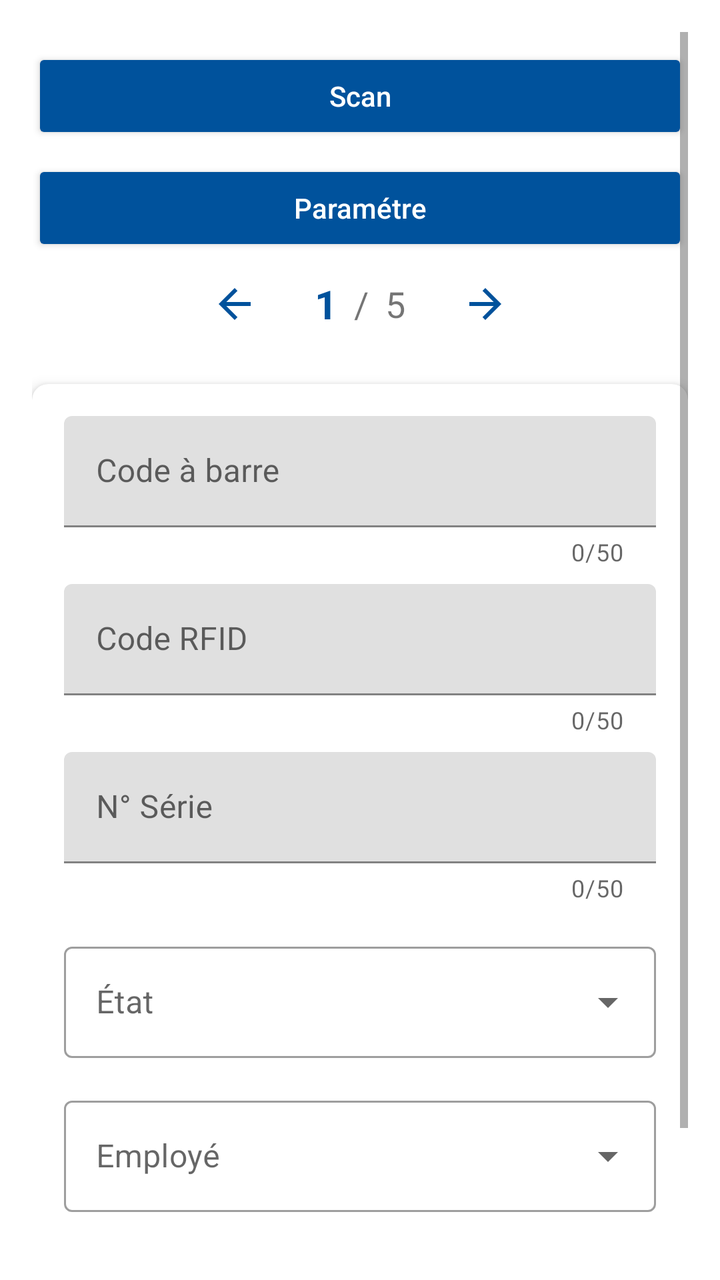
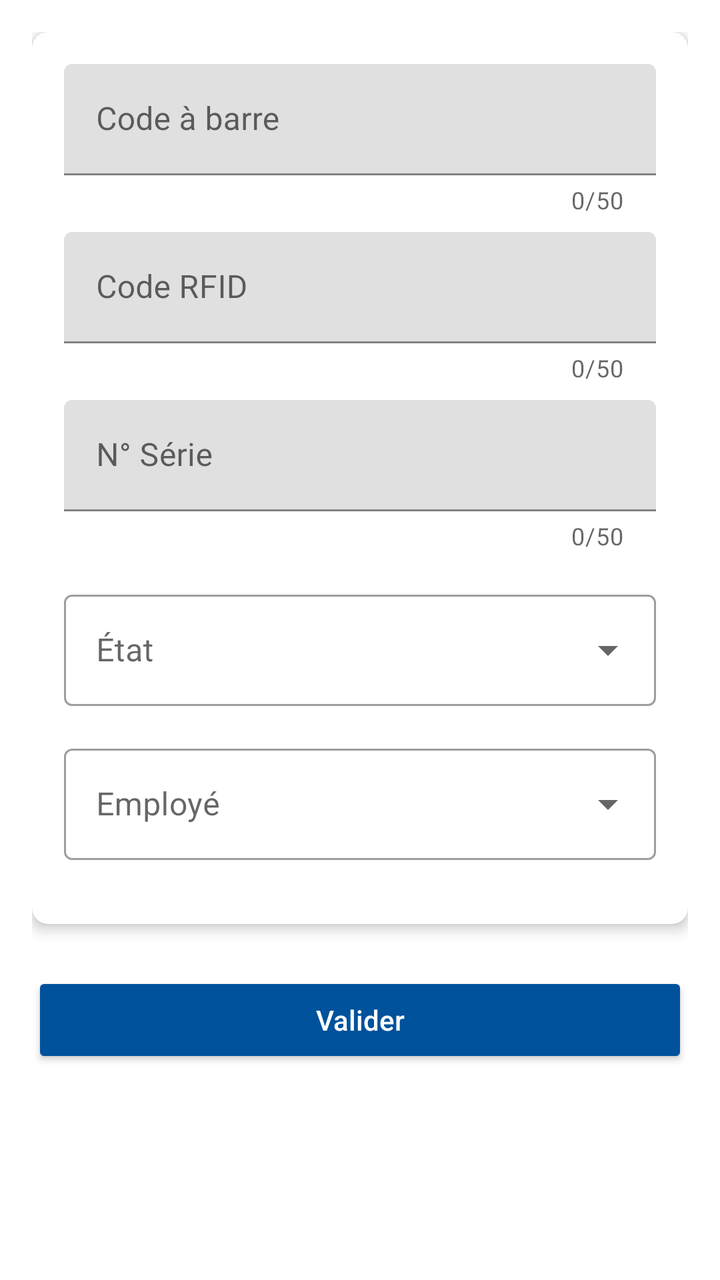

Screens rendered from an Android XML layout before and after an edit, with the pre-edit source and the edit as a unified diff.
<!-- AndroidManifest.xml: application theme AppNewTheme -->
<!-- res/layout/fragment_lecture.xml -->
<ScrollView xmlns:android="http://schemas.android.com/apk/res/android"
    xmlns:tools="http://schemas.android.com/tools"
    xmlns:app="http://schemas.android.com/apk/res-auto"
    android:layout_width="match_parent"
    android:layout_height="match_parent"
    android:fillViewport="true"
    android:padding="16dp">

    <LinearLayout
        android:layout_width="match_parent"
        android:layout_height="wrap_content"
        android:orientation="vertical">

        <Button
            android:id="@+id/buttonScan"
            android:layout_width="match_parent"
            android:layout_height="wrap_content"
            android:text="Scan"
            android:layout_marginTop="8dp"
            style="@style/Widget.AppCompat.Button.Colored"/>

        <Button
            android:id="@+id/buttonParam"
            android:layout_width="match_parent"
            android:layout_height="wrap_content"
            android:text="Paramétre"
            android:layout_marginTop="8dp"
            style="@style/Widget.AppCompat.Button.Colored"/>

        
        <LinearLayout
            android:layout_width="match_parent"
            android:layout_height="wrap_content"
            android:orientation="horizontal"
            android:gravity="center"
            android:layout_marginBottom="16dp">

            
            <androidx.appcompat.widget.AppCompatImageButton
                android:id="@+id/buttonPrev"
                android:layout_width="48dp"
                android:layout_height="48dp"
                android:src="@drawable/ic_arrow_left"
                android:background="?attr/selectableItemBackgroundBorderless"
                android:contentDescription="Précédent"
                app:tint="@color/colorPrimary" />

            
            <LinearLayout
                android:layout_width="wrap_content"
                android:layout_height="wrap_content"
                android:orientation="horizontal"
                android:gravity="center"
                android:layout_marginHorizontal="16dp">

                <TextView
                    android:id="@+id/textViewCurrentForm"
                    android:layout_width="wrap_content"
                    android:layout_height="wrap_content"
                    android:text="1"
                    android:textSize="20sp"
                    android:textStyle="bold"
                    android:textColor="@color/colorPrimary" />

                <TextView
                    android:layout_width="wrap_content"
                    android:layout_height="wrap_content"
                    android:text=" / "
                    android:textSize="18sp"
                    android:layout_marginHorizontal="4dp" />

                <TextView
                    android:id="@+id/textViewTotalForms"
                    android:layout_width="wrap_content"
                    android:layout_height="wrap_content"
                    android:text="5"
                    android:textSize="18sp" />

            </LinearLayout>

            
            <androidx.appcompat.widget.AppCompatImageButton
                android:id="@+id/buttonNext"
                android:layout_width="48dp"
                android:layout_height="48dp"
                android:src="@drawable/ic_arrow_right"
                android:background="?attr/selectableItemBackgroundBorderless"
                android:contentDescription="Suivant"
                app:tint="@color/colorPrimary" />

        </LinearLayout>

        
        <androidx.cardview.widget.CardView
            android:layout_width="match_parent"
            android:layout_height="wrap_content"
            android:layout_marginBottom="16dp"
            app:cardElevation="4dp"
            app:cardCornerRadius="8dp">

            <LinearLayout
                android:layout_width="match_parent"
                android:layout_height="wrap_content"
                android:orientation="vertical"
                android:padding="16dp">

                
                <com.google.android.material.textfield.TextInputLayout
                    android:layout_width="match_parent"
                    android:layout_height="wrap_content"
                    android:layout_marginBottom="8dp"
                    app:counterEnabled="true"
                    app:counterMaxLength="50">

                    <com.google.android.material.textfield.TextInputEditText
                        android:id="@+id/editTextBarcode"
                        android:layout_width="match_parent"
                        android:layout_height="wrap_content"
                        android:hint="Code à barre"
                        android:inputType="text"
                        android:maxLength="50"/>

                </com.google.android.material.textfield.TextInputLayout>

                
                <com.google.android.material.textfield.TextInputLayout
                    android:layout_width="match_parent"
                    android:layout_height="wrap_content"
                    android:layout_marginBottom="8dp"
                    app:counterEnabled="true"
                    app:counterMaxLength="50">

                    <com.google.android.material.textfield.TextInputEditText
                        android:id="@+id/editTextRfid"
                        android:layout_width="match_parent"
                        android:layout_height="wrap_content"
                        android:hint="Code RFID"
                        android:inputType="text"
                        android:maxLength="50"/>

                </com.google.android.material.textfield.TextInputLayout>

                
                <com.google.android.material.textfield.TextInputLayout
                    android:layout_width="match_parent"
                    android:layout_height="wrap_content"
                    android:layout_marginBottom="16dp"
                    app:counterEnabled="true"
                    app:counterMaxLength="50">

                    <com.google.android.material.textfield.TextInputEditText
                        android:id="@+id/editTextSerial"
                        android:layout_width="match_parent"
                        android:layout_height="wrap_content"
                        android:hint="N° Série"
                        android:inputType="text"
                        android:maxLength="50"/>

                </com.google.android.material.textfield.TextInputLayout>

                
                <com.google.android.material.textfield.TextInputLayout
                    android:layout_width="match_parent"
                    android:layout_height="wrap_content"
                    android:layout_marginBottom="16dp"
                    style="@style/Widget.MaterialComponents.TextInputLayout.OutlinedBox.ExposedDropdownMenu">

                    <AutoCompleteTextView
                        android:id="@+id/autoCompleteEtat"
                        android:layout_width="match_parent"
                        android:layout_height="wrap_content"
                        android:hint="État"
                        android:inputType="none"
                        tools:ignore="SpeakableTextPresentCheck" />

                </com.google.android.material.textfield.TextInputLayout>

                
                <com.google.android.material.textfield.TextInputLayout
                    android:layout_width="match_parent"
                    android:layout_height="wrap_content"
                    android:layout_marginBottom="16dp"
                    style="@style/Widget.MaterialComponents.TextInputLayout.OutlinedBox.ExposedDropdownMenu">

                    <AutoCompleteTextView
                        android:id="@+id/autoCompleteEmployee"
                        android:layout_width="match_parent"
                        android:layout_height="wrap_content"
                        android:hint="Employé"
                        android:inputType="none"
                        tools:ignore="SpeakableTextPresentCheck" />

                </com.google.android.material.textfield.TextInputLayout>

            </LinearLayout>
        </androidx.cardview.widget.CardView>

        
        <Button
            android:id="@+id/buttonFinish"
            android:layout_width="match_parent"
            android:layout_height="wrap_content"
            android:text="Valider"
            android:layout_marginTop="8dp"
            style="@style/Widget.AppCompat.Button.Colored"/>

    </LinearLayout>
</ScrollView>
<!-- resources referenced by this layout -->
<resources>
  <color name="colorPrimary">#00529c</color>
  <!-- drawable ic_arrow_left (drawable) -->
  <vector xmlns:android="http://schemas.android.com/apk/res/android"
      android:width="24dp"
      android:height="24dp"
      android:viewportWidth="24"
      android:viewportHeight="24"
      android:tint="?attr/colorControlNormal">
      <path
          android:fillColor="@android:color/white"
          android:pathData="M20,11H7.83l5.59,-5.59L12,4l-8,8 8,8 1.41,-1.41L7.83,13H20v-2z"/>
  </vector>
  <!-- drawable ic_arrow_right (drawable) -->
  <vector xmlns:android="http://schemas.android.com/apk/res/android"
      android:width="24dp"
      android:height="24dp"
      android:viewportWidth="24"
      android:viewportHeight="24"
      android:tint="?attr/colorControlNormal">
      <path
          android:fillColor="@android:color/white"
          android:pathData="M12,4l-1.41,1.41L16.17,11H4v2h12.17l-5.58,5.59L12,20l8,-8z"/>
  </vector>
  <style name="AppNewTheme" parent="Theme.MaterialComponents.Light.NoActionBar">
          <item name="colorPrimary">@color/colorPrimary</item>
          <item name="colorPrimaryDark">@color/colorPrimaryDark</item>
          <item name="colorAccent">@color/colorPrimary</item>
          <item name="android:textAllCaps">false</item>
          <item name="windowActionBar">false</item>
          <item name="windowNoTitle">true</item>
          <item name="actionButtonStyle">@style/ActionButtonStyle</item>
          <item name="actionBarTabTextStyle">@style/ActionTabTextStyle</item>
      </style>
  <color name="colorPrimaryDark">#3F51B5</color>
  <style name="ActionButtonStyle">
          <item name="android:minWidth">0dp</item>
          <item name="android:paddingLeft">0dp</item>
          <item name="android:paddingRight">5dp</item>
      </style>
  <style name="ActionTabTextStyle">
          <item name="android:textAllCaps">false</item>
      </style>
</resources>

<!-- the commit's change to res/layout/fragment_lecture.xml (unified diff, before → after) -->
@@ -10,85 +10,6 @@
         android:layout_width="match_parent"
         android:layout_height="wrap_content"
         android:orientation="vertical">
-
-        <Button
-            android:id="@+id/buttonScan"
-            android:layout_width="match_parent"
-            android:layout_height="wrap_content"
-            android:text="Scan"
-            android:layout_marginTop="8dp"
-            style="@style/Widget.AppCompat.Button.Colored"/>
-
-        <Button
-            android:id="@+id/buttonParam"
-            android:layout_width="match_parent"
-            android:layout_height="wrap_content"
-            android:text="Paramétre"
-            android:layout_marginTop="8dp"
-            style="@style/Widget.AppCompat.Button.Colored"/>
-
-        
-        <LinearLayout
-            android:layout_width="match_parent"
-            android:layout_height="wrap_content"
-            android:orientation="horizontal"
-            android:gravity="center"
-            android:layout_marginBottom="16dp">
-
-            
-            <androidx.appcompat.widget.AppCompatImageButton
-                android:id="@+id/buttonPrev"
-                android:layout_width="48dp"
-                android:layout_height="48dp"
-                android:src="@drawable/ic_arrow_left"
-                android:background="?attr/selectableItemBackgroundBorderless"
-                android:contentDescription="Précédent"
-                app:tint="@color/colorPrimary" />
-
-            
-            <LinearLayout
-                android:layout_width="wrap_content"
-                android:layout_height="wrap_content"
-                android:orientation="horizontal"
-                android:gravity="center"
-                android:layout_marginHorizontal="16dp">
-
-                <TextView
-                    android:id="@+id/textViewCurrentForm"
-                    android:layout_width="wrap_content"
-                    android:layout_height="wrap_content"
-                    android:text="1"
-                    android:textSize="20sp"
-                    android:textStyle="bold"
-                    android:textColor="@color/colorPrimary" />
-
-                <TextView
-                    android:layout_width="wrap_content"
-                    android:layout_height="wrap_content"
-                    android:text=" / "
-                    android:textSize="18sp"
-                    android:layout_marginHorizontal="4dp" />
-
-                <TextView
-                    android:id="@+id/textViewTotalForms"
-                    android:layout_width="wrap_content"
-                    android:layout_height="wrap_content"
-                    android:text="5"
-                    android:textSize="18sp" />
-
-            </LinearLayout>
-
-            
-            <androidx.appcompat.widget.AppCompatImageButton
-                android:id="@+id/buttonNext"
-                android:layout_width="48dp"
-                android:layout_height="48dp"
-                android:src="@drawable/ic_arrow_right"
-                android:background="?attr/selectableItemBackgroundBorderless"
-                android:contentDescription="Suivant"
-                app:tint="@color/colorPrimary" />
-
-        </LinearLayout>
 
         
         <androidx.cardview.widget.CardView
<!-- resource entries referenced after the edit -->
@@ -1,28 +1,6 @@
 <!-- resources referenced by this layout -->
 <resources>
   <color name="colorPrimary">#00529c</color>
-  <!-- drawable ic_arrow_left (drawable) -->
-  <vector xmlns:android="http://schemas.android.com/apk/res/android"
-      android:width="24dp"
-      android:height="24dp"
-      android:viewportWidth="24"
-      android:viewportHeight="24"
-      android:tint="?attr/colorControlNormal">
-      <path
-          android:fillColor="@android:color/white"
-          android:pathData="M20,11H7.83l5.59,-5.59L12,4l-8,8 8,8 1.41,-1.41L7.83,13H20v-2z"/>
-  </vector>
-  <!-- drawable ic_arrow_right (drawable) -->
-  <vector xmlns:android="http://schemas.android.com/apk/res/android"
-      android:width="24dp"
-      android:height="24dp"
-      android:viewportWidth="24"
-      android:viewportHeight="24"
-      android:tint="?attr/colorControlNormal">
-      <path
-          android:fillColor="@android:color/white"
-          android:pathData="M12,4l-1.41,1.41L16.17,11H4v2h12.17l-5.58,5.59L12,20l8,-8z"/>
-  </vector>
   <style name="AppNewTheme" parent="Theme.MaterialComponents.Light.NoActionBar">
           <item name="colorPrimary">@color/colorPrimary</item>
           <item name="colorPrimaryDark">@color/colorPrimaryDark</item>
